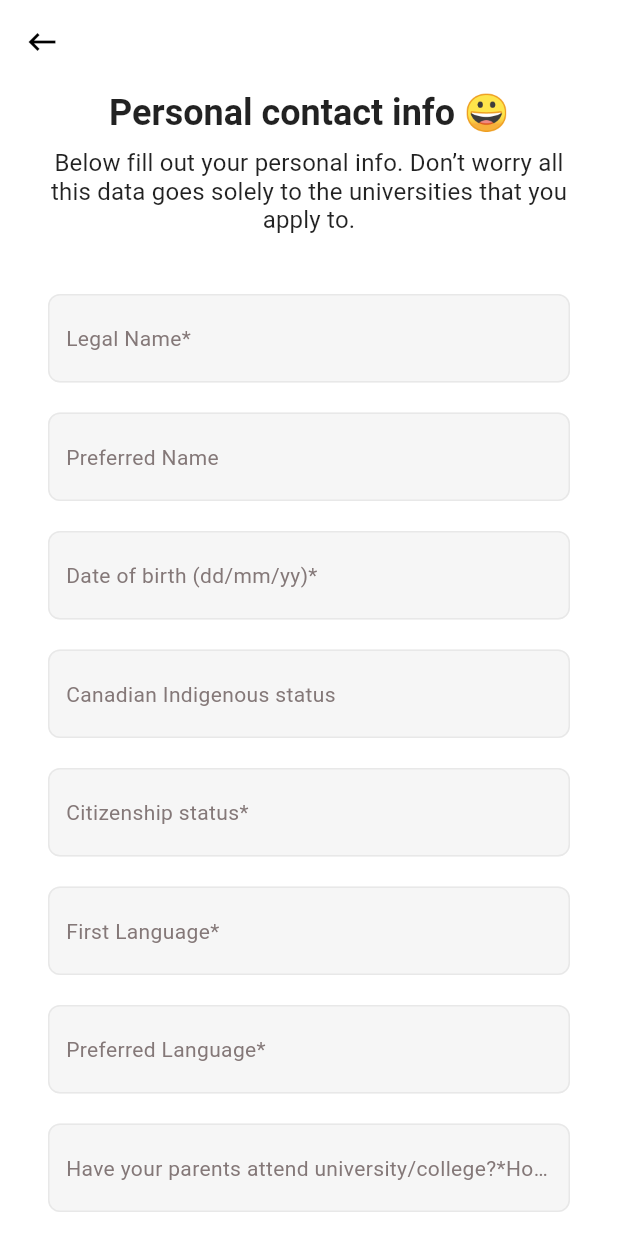
After one commit to nganphan123/EdHub, a Flutter app: the PersonalContactPage screen opened directly, on a phone screen of 412 x 824 dp. The commit adds this screen. Run offline on Flutter 3.47's test engine with Material 2 defaults, Android fonts, the phone set to English and light mode, and no system bars; our stand-ins replace convex_bottom_bar.

Commit message:
Finished UI for personal info page

```diff
--- /dev/null
+++ b/lib/components/text_fields.dart
@@ -0,0 +1,48 @@
+import 'package:flutter/material.dart';
+import '../themes/colors.dart';
+import '../themes/typography.dart';
+
+class CustomTextField extends StatelessWidget {
+  final String hintText;
+  final double verticalMargin;
+  final TextEditingController controller;
+  const CustomTextField({
+    Key? key,
+    required this.hintText,
+    required this.controller,
+    this.verticalMargin = 10.0,
+  }) : super(key: key);
+
+  @override
+  Widget build(BuildContext context) {
+    return Padding(
+      padding: EdgeInsets.symmetric(vertical: verticalMargin),
+      child: TextField(
+        cursorColor: black,
+        controller: controller,
+        decoration: InputDecoration(
+          hintText: hintText,
+          hintStyle: bodyText2.copyWith(color: darkGrey),
+          fillColor: lightGrey,
+          filled: true,
+          enabledBorder: OutlineInputBorder(
+            borderRadius: BorderRadius.circular(8.0),
+            borderSide: BorderSide(color: mediumGrey),
+          ),
+          focusedBorder: OutlineInputBorder(
+            borderRadius: BorderRadius.circular(8.0),
+            borderSide: BorderSide(color: mediumGrey),
+          ),
+          errorBorder: OutlineInputBorder(
+            borderRadius: BorderRadius.circular(8.0),
+            borderSide: BorderSide(color: mediumRed),
+          ),
+          focusedErrorBorder: OutlineInputBorder(
+            borderRadius: BorderRadius.circular(8.0),
+            borderSide: BorderSide(color: mediumGrey),
+          ),
+        ),
+      ),
+    );
+  }
+}
--- /dev/null
+++ b/lib/profile/contact.dart
@@ -0,0 +1,108 @@
+import 'package:flutter/material.dart';
+import 'package:htn2021/components/text_fields.dart';
+import 'package:htn2021/themes/colors.dart';
+import 'package:htn2021/themes/typography.dart';
+
+class PersonalContactPage extends StatefulWidget {
+  const PersonalContactPage({Key? key}) : super(key: key);
+
+  @override
+  _PersonalContactPageState createState() => _PersonalContactPageState();
+}
+
+class _PersonalContactPageState extends State<PersonalContactPage> {
+  final Map<String, TextEditingController> hintTextsToController = {
+    "Legal Name*": TextEditingController(),
+    "Preferred Name": TextEditingController(),
+    "Date of birth (dd/mm/yy)*": TextEditingController(),
+    "Canadian Indigenous status": TextEditingController(),
+    "Citizenship status*": TextEditingController(),
+    "First Language*": TextEditingController(),
+    "Preferred Language*": TextEditingController(),
+    "Have your parents attend university/college?*"
+        "Home address*": TextEditingController(),
+    "Mailing address (if different from home)": TextEditingController(),
+    "Phone Number*": TextEditingController(),
+  };
+
+  @override
+  Widget build(BuildContext context) {
+    return Scaffold(
+      appBar: AppBar(
+        backgroundColor: white,
+        leading: IconButton(
+          icon: Icon(Icons.keyboard_backspace),
+          color: black,
+          onPressed: () => Navigator.of(context).pop(),
+        ),
+        elevation: 0,
+      ),
+      backgroundColor: white,
+      body: Padding(
+        padding: const EdgeInsets.symmetric(horizontal: 32.0),
+        child: ListView(
+          children: [
+            Padding(
+              padding: const EdgeInsets.only(top: 5, bottom: 10),
+              child: Text(
+                "Personal contact info 😀",
+                textAlign: TextAlign.center,
+                style: headline5.copyWith(fontWeight: FontWeight.bold),
+              ),
+            ),
+            Text(
+              "Below fill out your personal info. Don’t worry all this data goes solely to the universities that you apply to.",
+              textAlign: TextAlign.center,
+              style: subtitle1,
+            ),
+            SizedBox(height: 30),
+            ...hintTextsToController.keys
+                .map((hintText) => CustomTextField(
+                    hintText: hintText,
+                    controller: hintTextsToController[hintText]!))
+                .toList(),
+            SizedBox(height: 30),
+            Row(
+              children: [
+                Expanded(
+                  child: Padding(
+                    padding: const EdgeInsets.symmetric(horizontal: 12),
+                    child: Column(
+                      children: [
+                        Text(
+                          "Are you all done?\nClick the button below ⬇️",
+                          textAlign: TextAlign.center,
+                        ),
+                        Padding(
+                          padding: const EdgeInsets.symmetric(horizontal: 4),
+                          child: TextButton(
+                            style: TextButton.styleFrom(
+                              shape: RoundedRectangleBorder(
+                                  borderRadius: BorderRadius.circular(16.0)),
+                              minimumSize: const Size.fromHeight(35),
+                              primary: white,
+                              backgroundColor: mediumBlue,
+                            ),
+                            onPressed: () => Navigator.of(context).pop(),
+                            child: Text("All Done"),
+                          ),
+                        ),
+                      ],
+                    ),
+                  ),
+                ),
+                CircleAvatar(
+                  radius: 60,
+                  backgroundColor: white,
+                  backgroundImage:
+                      AssetImage('assets/images/thinking_emoji.png'),
+                ),
+              ],
+            ),
+            SizedBox(height: 50)
+          ],
+        ),
+      ),
+    );
+  }
+}
--- a/lib/profile/profile.dart
+++ b/lib/profile/profile.dart
@@ -64,7 +64,7 @@ class ProfileView extends StatelessWidget {
           ),
           Spacer(flex: 1),
           SectionEditButton(
-            onPressed: () {},
+            onPressed: () => Navigator.of(context).pushNamed("/person_contact"),
             sectionName: sections[0],
           ),
           SizedBox(height: 25),
--- a/lib/themes/colors.dart
+++ b/lib/themes/colors.dart
@@ -17,3 +17,6 @@ const Color darkGreen = Color(0xFF068C8C);
 const Color mediumGrey = Color(0xFFE8E8E8);
 const Color lightGrey = Color(0xFFF6F6F6);
 const Color darkGrey = Color(0xFF847878);
+
+// Red variants
+const Color mediumRed = Color(0xFFB00020);
--- a/pubspec.yaml
+++ b/pubspec.yaml
@@ -49,9 +49,8 @@ flutter:
   uses-material-design: true
 
   # To add assets to your application, add an assets section, like this:
-  # assets:
-  #   - images/a_dot_burr.jpeg
-  #   - images/a_dot_ham.jpeg
+  assets:
+    - assets/images/
 
   # An image asset can refer to one or more resolution-specific "variants", see
   # https://flutter.dev/assets-and-images/#resolution-aware.
```
Also changed, not shown: assets/images/thinking_emoji.png (added).
